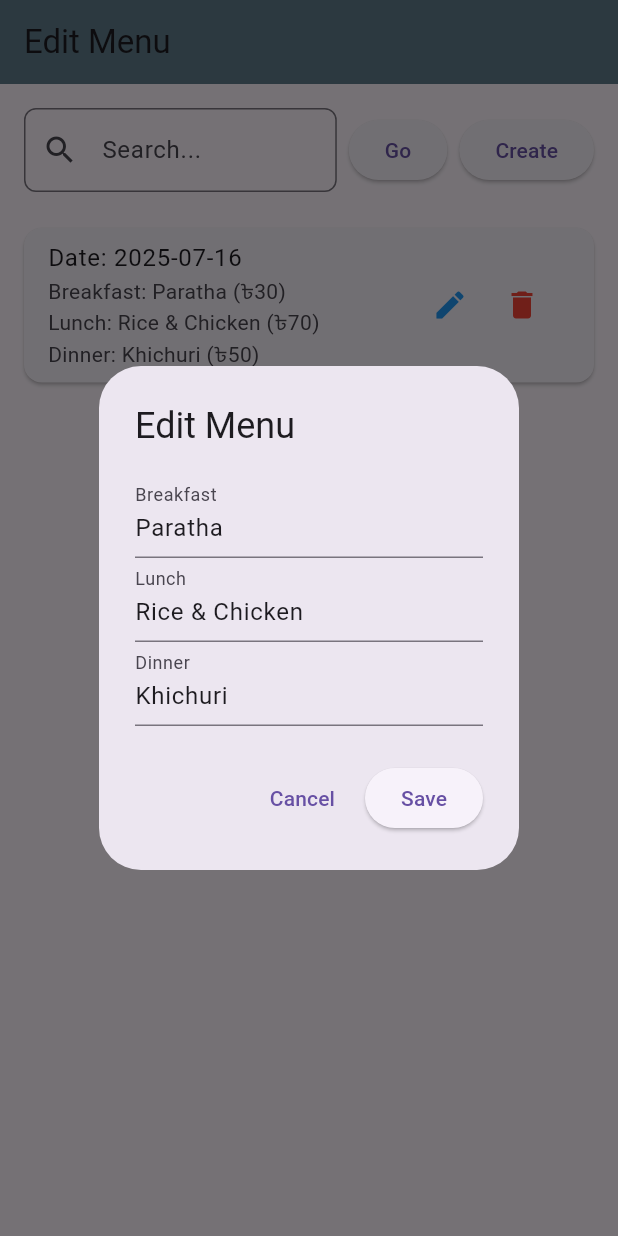
After one commit to refath2024/Smart_mess, a Flutter app: the EditMenuScreen screen opened directly, after a tap on the "edit" icon, on a phone screen of 412 x 824 dp. The commit adds this screen. Run offline on Flutter 3.47's test engine with Material 3 defaults, Android fonts, the phone set to English and light mode, and no system bars; our stand-ins replace animated_splash_screen, image_picker.

Commit message:
refath vai

```diff
--- a/lib/screens/admin/admin_home_screen.dart
+++ b/lib/screens/admin/admin_home_screen.dart
@@ -11,6 +11,7 @@ import 'admin_dining_member_state.dart';
 import 'admin_payment_history.dart';
 import 'meal_state_screen.dart';
 import 'admin_bill_screen.dart';
+import 'monthly_menu_screen.dart';
 
 class AdminHomeScreen extends StatefulWidget {
   const AdminHomeScreen({super.key});
@@ -202,7 +203,14 @@ class _AdminHomeScreenState extends State<AdminHomeScreen> {
                     _buildSidebarTile(
                       icon: Icons.menu_book,
                       title: "Monthly Menu",
-                      onTap: () {},
+                      onTap: () {
+                        Navigator.pushReplacement(
+                          context,
+                          MaterialPageRoute(
+                            builder: (context) => const EditMenuScreen(),
+                          ),
+                        );
+                      },
                     ),
                     _buildSidebarTile(
                       icon: Icons.analytics,
--- /dev/null
+++ b/lib/screens/admin/monthly_menu_screen.dart
@@ -0,0 +1,185 @@
+import 'package:flutter/material.dart';
+import '../login_screen.dart';
+import 'admin_users_screen.dart';
+import 'admin_pending_ids_screen.dart';
+import 'admin_shopping_history.dart';
+import 'admin_voucher_screen.dart';
+import 'admin_inventory_screen.dart';
+import 'admin_messing_screen.dart';
+import 'admin_staff_state_screen.dart';
+import 'admin_dining_member_state.dart';
+import 'admin_payment_history.dart';
+import 'meal_state_screen.dart';
+import 'admin_bill_screen.dart';
+import 'admin_home_screen.dart';
+class EditMenuScreen extends StatefulWidget {
+  const EditMenuScreen({super.key});
+
+  @override
+  State<EditMenuScreen> createState() => _EditMenuScreenState();
+}
+
+class _EditMenuScreenState extends State<EditMenuScreen> {
+  List<Map<String, dynamic>> menuData = [];
+
+  @override
+  void initState() {
+    super.initState();
+    fetchMenu();
+  }
+
+  void fetchMenu() async {
+    // Simulated fetch. Replace with actual HTTP GET from your API.
+    setState(() {
+      menuData = [
+        {
+          'id': '1',
+          'date': '2025-07-16',
+          'breakfast': 'Paratha',
+          'breakfastPrice': '30',
+          'lunch': 'Rice & Chicken',
+          'lunchPrice': '70',
+          'dinner': 'Khichuri',
+          'dinnerPrice': '50',
+        },
+        // Add more items here
+      ];
+    });
+  }
+
+  void editRow(int index) {
+    showDialog(
+      context: context,
+      builder: (context) {
+        final item = menuData[index];
+        final breakfastController = TextEditingController(text: item['breakfast']);
+        final lunchController = TextEditingController(text: item['lunch']);
+        final dinnerController = TextEditingController(text: item['dinner']);
+
+        return AlertDialog(
+          title: const Text('Edit Menu'),
+          content: Column(
+            mainAxisSize: MainAxisSize.min,
+            children: [
+              TextField(
+                controller: breakfastController,
+                decoration: const InputDecoration(labelText: 'Breakfast'),
+              ),
+              TextField(
+                controller: lunchController,
+                decoration: const InputDecoration(labelText: 'Lunch'),
+              ),
+              TextField(
+                controller: dinnerController,
+                decoration: const InputDecoration(labelText: 'Dinner'),
+              ),
+            ],
+          ),
+          actions: [
+            TextButton(
+              onPressed: () {
+                Navigator.of(context).pop();
+              },
+              child: const Text('Cancel'),
+            ),
+            ElevatedButton(
+              onPressed: () {
+                setState(() {
+                  menuData[index]['breakfast'] = breakfastController.text;
+                  menuData[index]['lunch'] = lunchController.text;
+                  menuData[index]['dinner'] = dinnerController.text;
+                });
+                Navigator.of(context).pop();
+              },
+              child: const Text('Save'),
+            ),
+          ],
+        );
+      },
+    );
+  }
+
+  void deleteRow(int index) {
+    setState(() {
+      menuData.removeAt(index);
+    });
+  }
+
+  @override
+  Widget build(BuildContext context) {
+    return Scaffold(
+      appBar: AppBar(
+        title: const Text('Edit Menu'),
+        backgroundColor: Colors.blueGrey,
+      ),
+      body: Padding(
+        padding: const EdgeInsets.all(16),
+        child: Column(
+          children: [
+            Row(
+              children: [
+                Expanded(
+                  child: TextField(
+                    decoration: InputDecoration(
+                      hintText: 'Search...',
+                      prefixIcon: const Icon(Icons.search),
+                      border: OutlineInputBorder(
+                        borderRadius: BorderRadius.circular(8),
+                      ),
+                    ),
+                  ),
+                ),
+                const SizedBox(width: 8),
+                ElevatedButton(
+                  onPressed: () {},
+                  child: const Text('Go'),
+                ),
+                const SizedBox(width: 8),
+                ElevatedButton(
+                  onPressed: () {},
+                  child: const Text('Create'),
+                ),
+              ],
+            ),
+            const SizedBox(height: 16),
+            Expanded(
+              child: ListView.builder(
+                itemCount: menuData.length,
+                itemBuilder: (context, index) {
+                  final item = menuData[index];
+                  return Card(
+                    margin: const EdgeInsets.symmetric(vertical: 8),
+                    child: ListTile(
+                      title: Text('Date: ${item['date']}'),
+                      subtitle: Column(
+                        crossAxisAlignment: CrossAxisAlignment.start,
+                        children: [
+                          Text('Breakfast: ${item['breakfast']} (৳${item['breakfastPrice']})'),
+                          Text('Lunch: ${item['lunch']} (৳${item['lunchPrice']})'),
+                          Text('Dinner: ${item['dinner']} (৳${item['dinnerPrice']})'),
+                        ],
+                      ),
+                      trailing: Row(
+                        mainAxisSize: MainAxisSize.min,
+                        children: [
+                          IconButton(
+                            icon: const Icon(Icons.edit, color: Colors.blue),
+                            onPressed: () => editRow(index),
+                          ),
+                          IconButton(
+                            icon: const Icon(Icons.delete, color: Colors.red),
+                            onPressed: () => deleteRow(index),
+                          ),
+                        ],
+                      ),
+                    ),
+                  );
+                },
+              ),
+            ),
+          ],
+        ),
+      ),
+    );
+  }
+}
```
